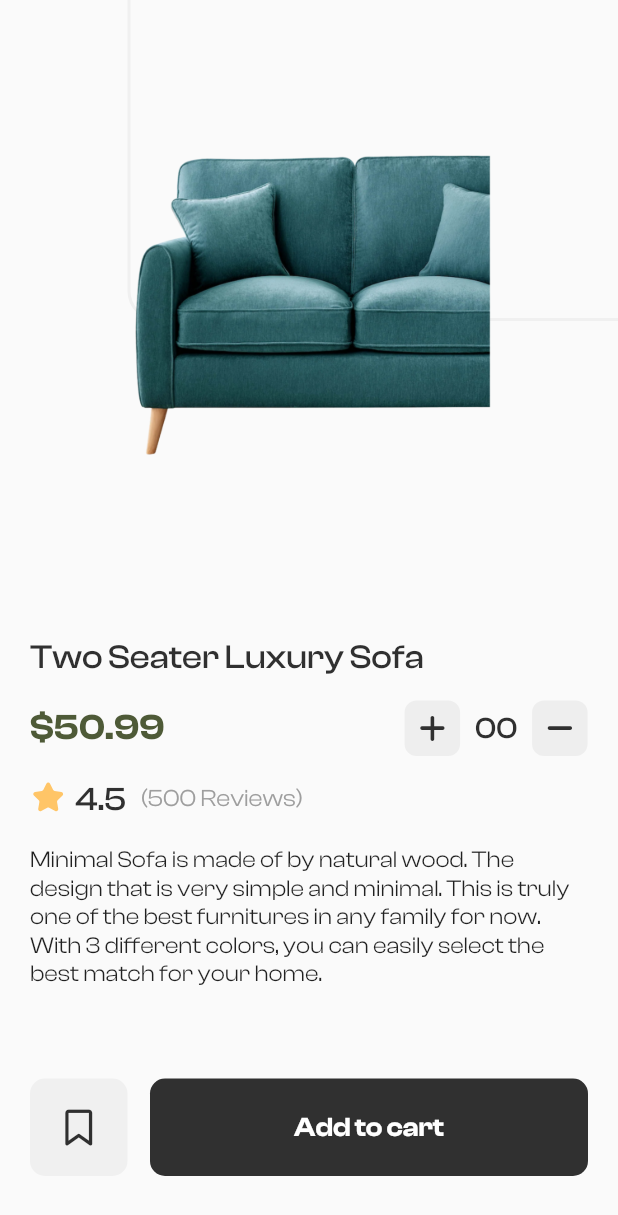
After one commit to Aditya1402/FlutterDaily, a Flutter app: the screen it shows after launch, after a tap on "Royal Palm Sofa", on a phone screen of 412 x 824 dp. The commit adds this screen. Shown: the top 1215 px of the screen. Run offline on Flutter 3.47's test engine with Material 2 defaults, Android fonts, the phone set to English and light mode, and no system bars; our stand-ins replace blur, flutter_svg, font_awesome_flutter.

Commit message:
Update UI

```diff
--- /dev/null
+++ b/day02/lib/Screens/productPage.dart
@@ -0,0 +1,163 @@
+import 'package:day02/palette.dart';
+import 'package:day02/widgets/ProductPage/counter.dart';
+import 'package:flutter/material.dart';
+
+import 'package:flutter_svg/flutter_svg.dart';
+import 'package:font_awesome_flutter/font_awesome_flutter.dart';
+
+class ProductPage extends StatelessWidget {
+  late BuildContext scaffoldContext;
+  @override
+  Widget build(BuildContext context) {
+    return Scaffold(body: Builder(
+      builder: (BuildContext) {
+        scaffoldContext = context;
+        return SafeArea(
+            child: Column(
+          crossAxisAlignment: CrossAxisAlignment.start,
+          children: [
+            Expanded(
+              child: Stack(
+                children: [
+                  Positioned(
+                    left: 85,
+                    bottom: 210,
+                    child: Container(
+                      height: 500,
+                      width: 900,
+                      decoration: BoxDecoration(
+                          border:
+                              Border.all(color: Palette.secondary, width: 2),
+                          borderRadius: BorderRadius.circular(20)),
+                    ),
+                  ),
+                  Image.asset(
+                    "assets/images/product.png",
+                    width: 800,
+                  )
+                ],
+              ),
+            ),
+            const Padding(
+              padding: EdgeInsets.symmetric(horizontal: 20),
+              child: Text(
+                "Two Seater Luxury Sofa",
+                style: TextStyle(
+                    fontSize: 22.5,
+                    color: Palette.primary,
+                    fontWeight: FontWeight.w500),
+              ),
+            ),
+            const SizedBox(
+              height: 15,
+            ),
+            Padding(
+              padding: const EdgeInsets.symmetric(horizontal: 20),
+              child: Row(
+                children: const [
+                  Text(
+                    "\$50.99",
+                    style: TextStyle(
+                        color: Palette.navyGreen,
+                        fontSize: 24,
+                        fontWeight: FontWeight.w600),
+                  ),
+                  Padding(padding: EdgeInsets.only(left: 160), child: Counter())
+                ],
+              ),
+            ),
+            const SizedBox(
+              height: 15,
+            ),
+            Padding(
+              padding: const EdgeInsets.symmetric(horizontal: 20),
+              child: Row(
+                mainAxisAlignment: MainAxisAlignment.start,
+                children: [
+                  SvgPicture.asset("assets/images/star.svg", width: 25),
+                  const SizedBox(width: 5),
+                  const Text(
+                    "4.5",
+                    style: TextStyle(
+                        color: Palette.primary,
+                        fontSize: 22,
+                        fontWeight: FontWeight.w500),
+                  ),
+                  const SizedBox(width: 10),
+                  const Text(
+                    "(500 Reviews)",
+                    style: TextStyle(
+                        fontSize: 16,
+                        fontWeight: FontWeight.w400,
+                        color: Colors.grey),
+                  )
+                ],
+              ),
+            ),
+            const SizedBox(height: 18),
+            const Padding(
+              padding: EdgeInsets.symmetric(horizontal: 20),
+              child: Text(
+                "Minimal Sofa is made of by natural wood. The design that is very simple and minimal. This is truly one of the best furnitures in any family for now. With 3 different colors, you can easily select the best match for your home.",
+                style: TextStyle(fontSize: 15.5),
+              ),
+            ),
+            const SizedBox(height: 20),
+            Padding(
+              padding: const EdgeInsets.symmetric(horizontal: 20, vertical: 40),
+              child: Row(
+                mainAxisAlignment: MainAxisAlignment.start,
+                children: [
+                  Container(
+                    child: const Icon(
+                      FontAwesomeIcons.bookmark,
+                      color: Palette.primary,
+                    ),
+                    height: 65,
+                    width: 65,
+                    decoration: BoxDecoration(
+                        color: const Color(0XFFF0F0F0),
+                        borderRadius: BorderRadius.circular(10)),
+                  ),
+                  const SizedBox(width: 15),
+                  Expanded(
+                    child: GestureDetector(
+                      onTap: () => ScaffoldMessenger.of(scaffoldContext)
+                          .showSnackBar(SnackBar(
+                            duration: const Duration(seconds: 2),
+                        backgroundColor: Palette.navyGreen,
+                        content: Text(
+                          number > 1
+                              ? "${number} items added to your cart!"
+                              : number == 1
+                                  ? "${number} item added to your cart!"
+                                  : "Nothing selected. Please select the quantity first.",
+                          style: const TextStyle(fontFamily: 'ClashDisplay'),
+                        ),
+                      )),
+                      child: Container(
+                        child: const Center(
+                          child: Text(
+                            "Add to cart",
+                            style: TextStyle(
+                                color: Colors.white,
+                                fontSize: 18,
+                                fontWeight: FontWeight.w600),
+                          ),
+                        ),
+                        height: 65,
+                        decoration: BoxDecoration(
+                            color: Palette.primary,
+                            borderRadius: BorderRadius.circular(10)),
+                      ),
+                    ),
+                  )
+                ],
+              ),
+            )
+          ],
+        ));
+      },
+    ));
+  }
+}
--- a/day02/lib/palette.dart
+++ b/day02/lib/palette.dart
@@ -4,4 +4,5 @@ class Palette {
   static const primary = Color(0XFF303030);
   static const secondary = Color(0XFFF0F0F0);
   static const grey = Color(0xFF808080);
+  static const navyGreen = Color(0XFF4E5A37);
 }
--- a/day02/lib/widgets/HomePage/products.dart
+++ b/day02/lib/widgets/HomePage/products.dart
@@ -5,6 +5,7 @@ import 'package:day02/palette.dart';
 import 'package:flutter/material.dart';
 import 'package:flutter_svg/flutter_svg.dart';
 import 'package:font_awesome_flutter/font_awesome_flutter.dart';
+import '../../Screens/productPage.dart';
 
 class Products extends StatelessWidget {
   List<Map> info =
@@ -29,7 +30,11 @@ class Products extends StatelessWidget {
               mainAxisSpacing: 20),
           itemCount: 4,
           itemBuilder: (BuildContext ctx, index) {
-            return Container(
+            return GestureDetector(
+              onTap: ()=>Navigator.push(
+                context,
+                MaterialPageRoute(builder: (context)=>ProductPage())),
+              child: Container(
                   clipBehavior: Clip.none,
                   alignment: Alignment.center,
                   decoration: BoxDecoration(
@@ -74,7 +79,7 @@ class Products extends StatelessWidget {
                                 Text(info[index]['price'],
                                     style: TextStyle(
                                         fontWeight: FontWeight.w600,
-                                      color: Color(0xFF4E5A37),
+                                        color: Palette.navyGreen,
                                         fontSize: 19)),
                                 Container(
                                   margin: EdgeInsets.only(left: 55),
@@ -98,7 +103,8 @@ class Products extends StatelessWidget {
                         ),
                       )
                     ],
-                ));
+                  )),
+            );
           }),
     );
   }
--- /dev/null
+++ b/day02/lib/widgets/ProductPage/counter.dart
@@ -0,0 +1,72 @@
+import 'package:day02/palette.dart';
+import 'package:flutter/material.dart';
+import 'package:font_awesome_flutter/font_awesome_flutter.dart';
+
+int number = 0;
+
+class Counter extends StatefulWidget {
+  const Counter({Key? key}) : super(key: key);
+
+  @override
+  State<Counter> createState() => _CounterState();
+}
+
+class _CounterState extends State<Counter> {
+  @override
+  Widget build(BuildContext context) {
+    return Row(
+      mainAxisAlignment: MainAxisAlignment.start,
+      children: [
+        GestureDetector(
+          onTap: (() => setState(() {
+                number++;
+              })),
+          child: Container(
+            width: 37,
+            height: 37,
+            child: const Icon(
+              FontAwesomeIcons.plus,
+              color: Palette.primary,
+              size: 20,
+            ),
+            decoration: BoxDecoration(
+                borderRadius: BorderRadius.circular(8),
+                color: Colors.grey[200]),
+          ),
+        ),
+        const SizedBox(width: 10),
+        Center(
+          child: SizedBox(
+            width: 38,
+            child: Text(
+              number <= 9 && number >= 0
+                  ? ("0" + number.toString())
+                  : (number.toString()),
+              style: const TextStyle(
+                  color: Palette.primary,
+                  fontSize: 20,
+                  fontWeight: FontWeight.w500),
+            ),
+          ),
+        ),
+        GestureDetector(
+          onTap: () => setState(() {
+            number--;
+          }),
+          child: Container(
+            width: 37,
+            height: 37,
+            child: const Icon(
+              FontAwesomeIcons.minus,
+              color: Palette.primary,
+              size: 20,
+            ),
+            decoration: BoxDecoration(
+                borderRadius: BorderRadius.circular(8),
+                color: Colors.grey[200]),
+          ),
+        )
+      ],
+    );
+  }
+}
```
Also changed, not shown: day02/assets/images/product.png (added), day02/assets/images/shadow.png (deleted), day02/assets/images/star.svg (added). Lines whose indentation alone changed are shown as unchanged.
